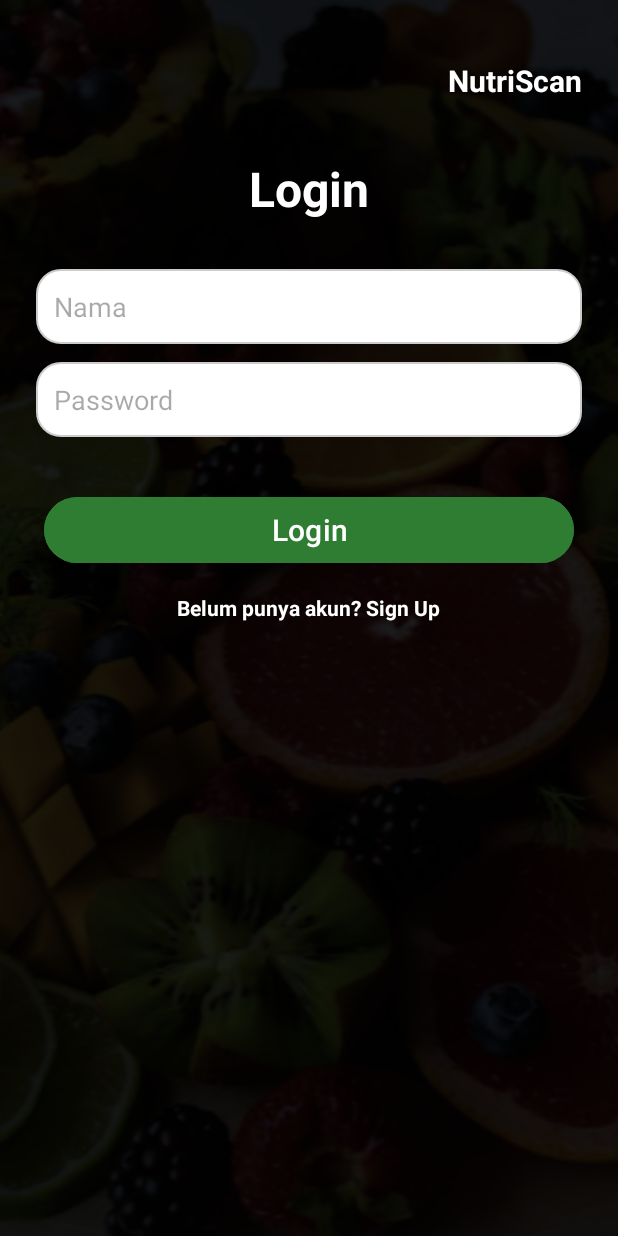
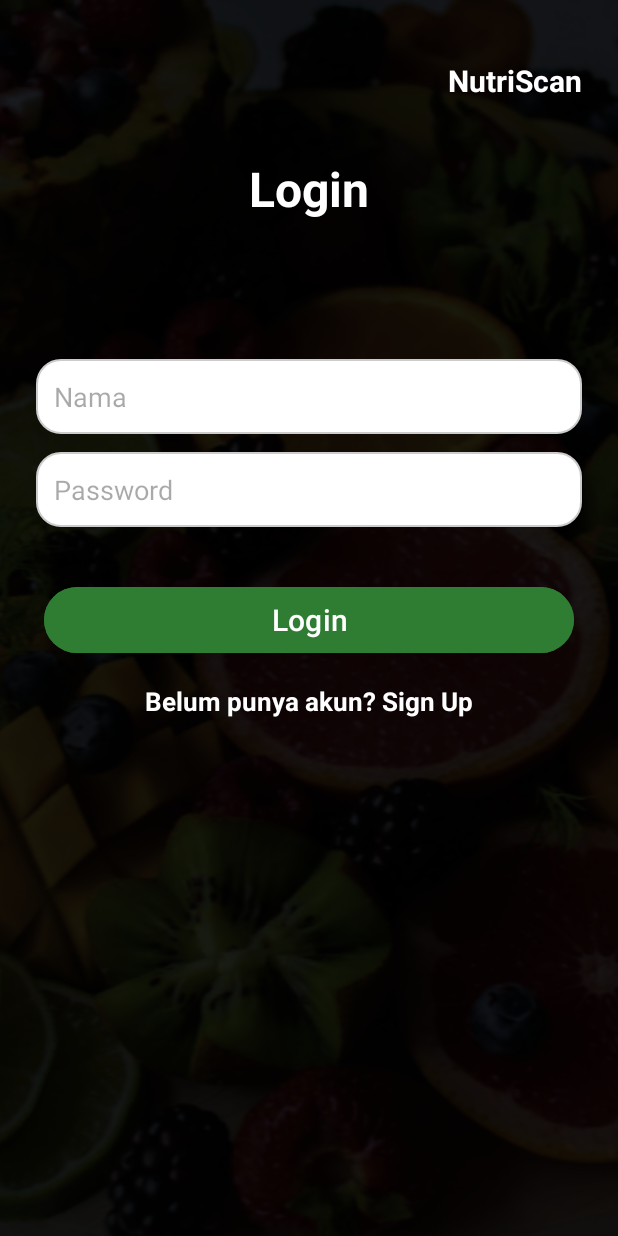
Before and after one commit to RndHanz/NutriScanAPP, an Android app: the screen it shows after launch (LoginActivity), after a tap on "Mulai", on a phone screen of 412 x 824 dp. Run offline under Robolectric (Android 15) with nearby library versions, the phone set to English and light mode, and no system bars.

Commit message:
add home screen

```diff
--- /dev/null
+++ b/app/src/main/java/com/example/nutriscanapp/HomeActivity.java
@@ -0,0 +1,4 @@
+package com.example.nutriscanapp;
+
+public class HomeActivity {
+}
--- /dev/null
+++ b/app/src/main/res/layout/home_activity.xml
@@ -0,0 +1,6 @@
+<?xml version="1.0" encoding="utf-8"?>
+<androidx.constraintlayout.widget.ConstraintLayout xmlns:android="http://schemas.android.com/apk/res/android"
+    android:layout_width="match_parent"
+    android:layout_height="match_parent">
+
+</androidx.constraintlayout.widget.ConstraintLayout>
--- a/app/src/main/res/layout/login_activity.xml
+++ b/app/src/main/res/layout/login_activity.xml
@@ -53,9 +53,9 @@
             <!-- Form -->
             <LinearLayout
                 android:layout_width="match_parent"
-                android:layout_height="235dp"
+                android:layout_height="239dp"
                 android:layout_below="@id/loginTitle"
-                android:layout_marginTop="32dp"
+                android:layout_marginTop="92dp"
                 android:orientation="vertical">
 
                 <!-- Nama -->
@@ -102,7 +102,7 @@
                     android:layout_marginTop="16dp"
                     android:text="Belum punya akun? Sign Up"
                     android:textColor="#FFFFFF"
-                    android:textSize="14sp"
+                    android:textSize="17sp"
                     android:textStyle="bold" />
             </LinearLayout>
         </RelativeLayout>
```
